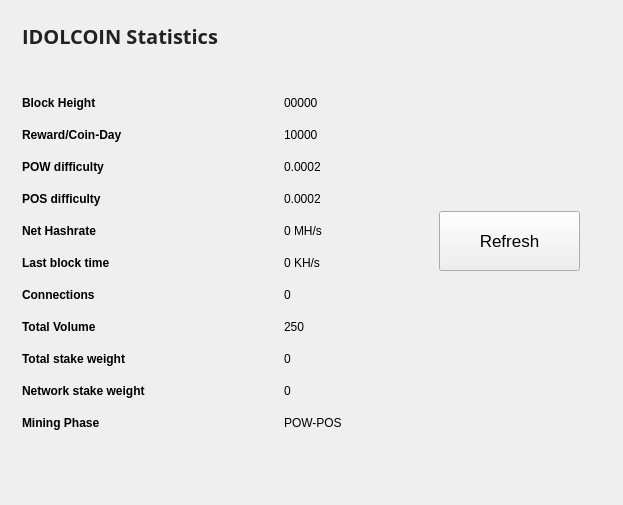
This is src/qt/forms/statisticspage.ui in IDOL-COIN/IDOL as Qt 5 draws it before an edit. The edited form follows.
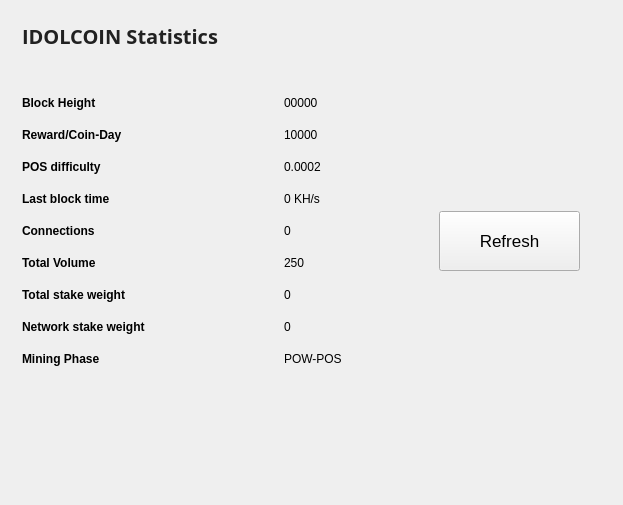
This is the edited form.

Diff of the .ui file:
```diff
--- a/src/qt/forms/statisticspage.ui
+++ b/src/qt/forms/statisticspage.ui
@@ -143,20 +143,6 @@
           </property>
          </widget>
         </item>
-        <item row="3" column="0">
-         <widget class="QLabel" name="label_13">
-          <property name="text">
-           <string>&lt;html&gt;&lt;head/&gt;&lt;body&gt;&lt;p&gt;&lt;span style=&quot; font-weight:600;&quot;&gt;POW difficulty&lt;/span&gt;&lt;/p&gt;&lt;/body&gt;&lt;/html&gt;</string>
-          </property>
-         </widget>
-        </item>
-        <item row="3" column="1">
-         <widget class="QLabel" name="diffBox">
-          <property name="text">
-           <string>0.0002</string>
-          </property>
-         </widget>
-        </item>
         <item row="4" column="0">
          <widget class="QLabel" name="label_9">
           <property name="text">
@@ -171,13 +157,6 @@
           </property>
          </widget>
         </item>
-        <item row="5" column="1">
-         <widget class="QLabel" name="pawrateBox">
-          <property name="text">
-           <string>0 MH/s</string>
-          </property>
-         </widget>
-        </item>
         <item row="6" column="0">
          <widget class="QLabel" name="label3_2">
           <property name="sizePolicy">
@@ -268,13 +247,6 @@
           </property>
          </widget>
         </item>
-        <item row="5" column="0">
-         <widget class="QLabel" name="label_16">
-          <property name="text">
-           <string>&lt;html&gt;&lt;head/&gt;&lt;body&gt;&lt;p&gt;&lt;span style=&quot; font-weight:600;&quot;&gt;Net Hashrate&lt;/span&gt;&lt;/p&gt;&lt;/body&gt;&lt;/html&gt;</string>
-          </property>
-         </widget>
-        </item>
        </layout>
       </item>
       <item row="1" column="0">
```
